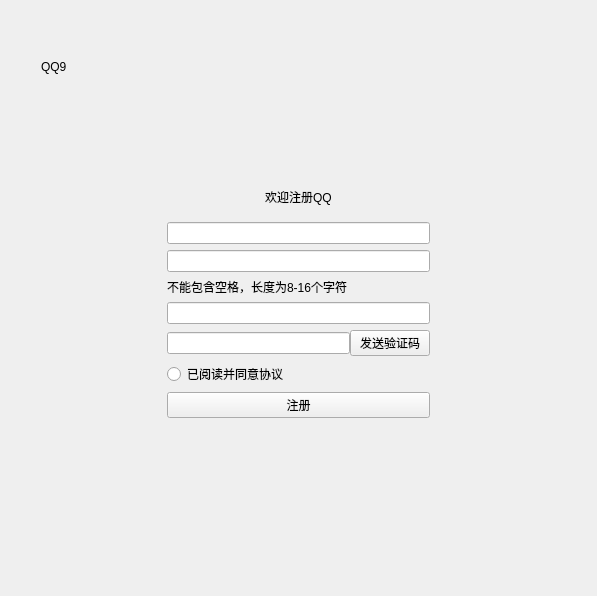
Before: the Qt Designer form QQ-Client/Client-UI/LoginWidget/RegisterPage.ui in rtomway/Qt-QQ, drawn with Qt 5.
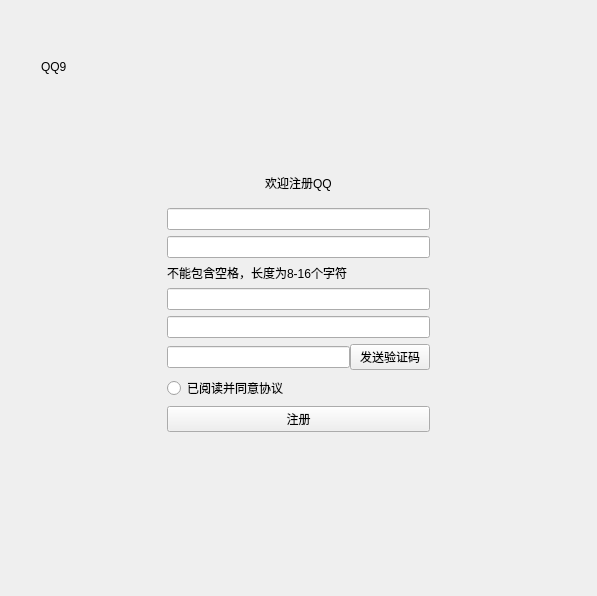
After: the same form once the commit is applied.

Diff of the .ui file:
```diff
--- a/QQ-Client/Client-UI/LoginWidget/RegisterPage.ui
+++ b/QQ-Client/Client-UI/LoginWidget/RegisterPage.ui
@@ -99,6 +99,9 @@
         </property>
        </widget>
       </item>
+      <item>
+       <widget class="QLineEdit" name="confidential"/>
+      </item>
       <item>
        <widget class="QLineEdit" name="phoneEdit"/>
       </item>
```
